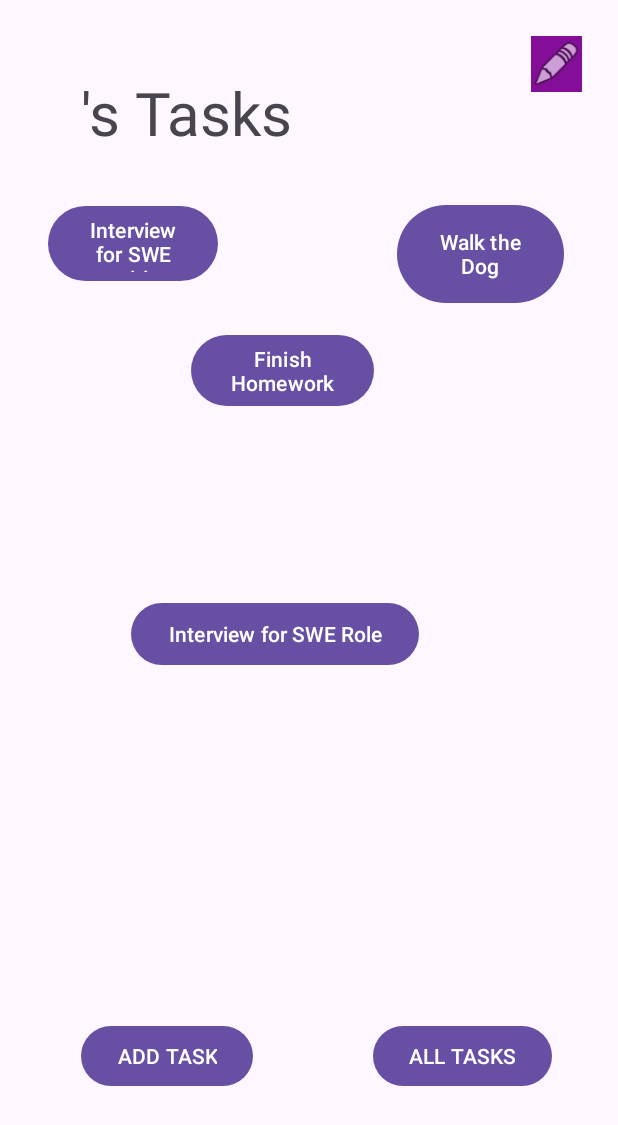
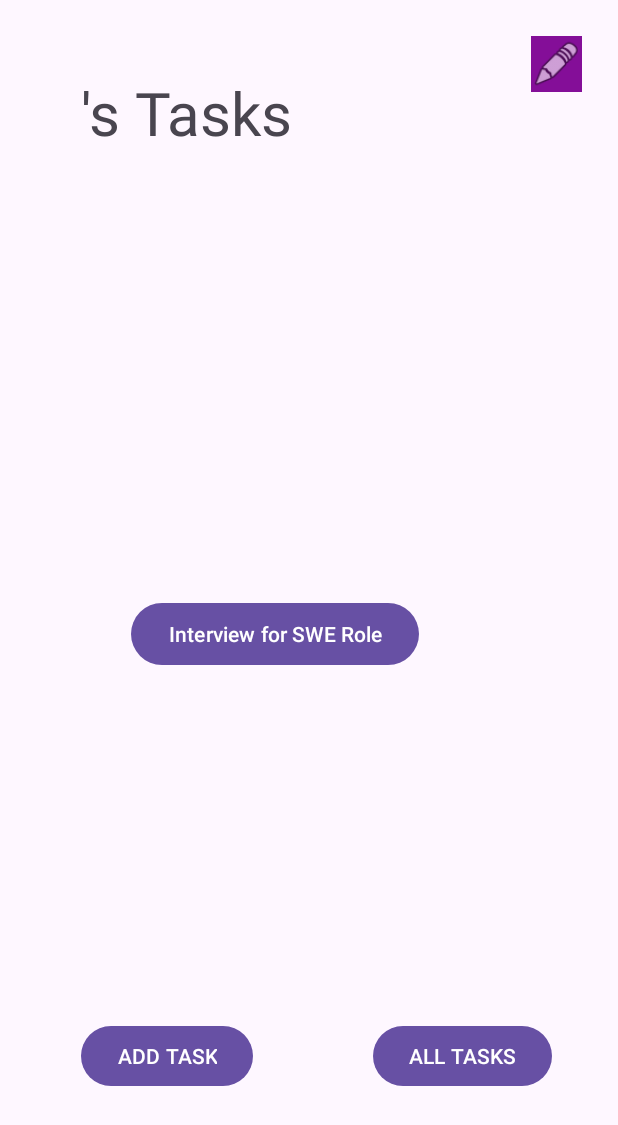
Before and after one commit to dlewburg/taskMasterProject, an Android app: the screen it shows after launch (MainActivity), on a phone screen of 412 x 824 dp. Shown: the top 1125 px of the screen. Run offline under Robolectric (Android 15) with nearby library versions, the phone set to English and light mode, and no system bars.

Commit message:
removed static task buttons

```diff
--- a/app/src/main/res/layout/activity_main.xml
+++ b/app/src/main/res/layout/activity_main.xml
@@ -49,36 +49,6 @@
         app:layout_constraintTop_toTopOf="parent"
         app:srcCompat="@android:drawable/ic_menu_edit" />
 
-    <Button
-        android:id="@+id/mainActivitySecondTaskButton"
-        android:layout_width="111dp"
-        android:layout_height="73dp"
-        android:layout_marginStart="119dp"
-        android:layout_marginBottom="100dp"
-        android:text="@string/walk_the_dog"
-        app:layout_constraintBottom_toTopOf="@+id/mainActivityTaskRecyclerView"
-        app:layout_constraintStart_toEndOf="@+id/mainActivityFirstTaskButton" />
-
-    <Button
-        android:id="@+id/mainActivityFirstTaskButton"
-        android:layout_width="113dp"
-        android:layout_height="58dp"
-        android:layout_marginStart="32dp"
-        android:layout_marginTop="29dp"
-        android:text="@string/interview_for_swe_position"
-        app:layout_constraintStart_toStartOf="parent"
-        app:layout_constraintTop_toBottomOf="@+id/mainActivityMyTasksTextView" />
-
-    <Button
-        android:id="@+id/mainActivityThirdTaskButton"
-        android:layout_width="122dp"
-        android:layout_height="55dp"
-        android:layout_marginStart="127dp"
-        android:layout_marginTop="28dp"
-        android:text="@string/finish_homework"
-        app:layout_constraintStart_toStartOf="parent"
-        app:layout_constraintTop_toBottomOf="@+id/mainActivityFirstTaskButton" />
-
     <androidx.recyclerview.widget.RecyclerView
         android:id="@+id/mainActivityTaskRecyclerView"
         android:layout_width="wrap_content"
```
